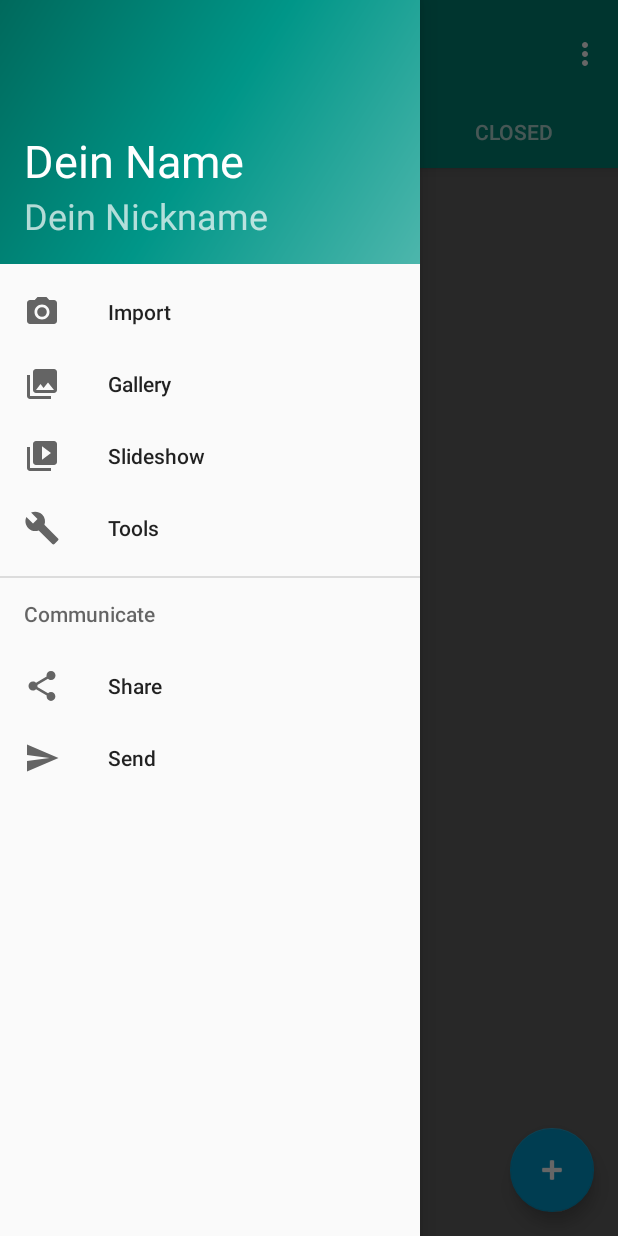
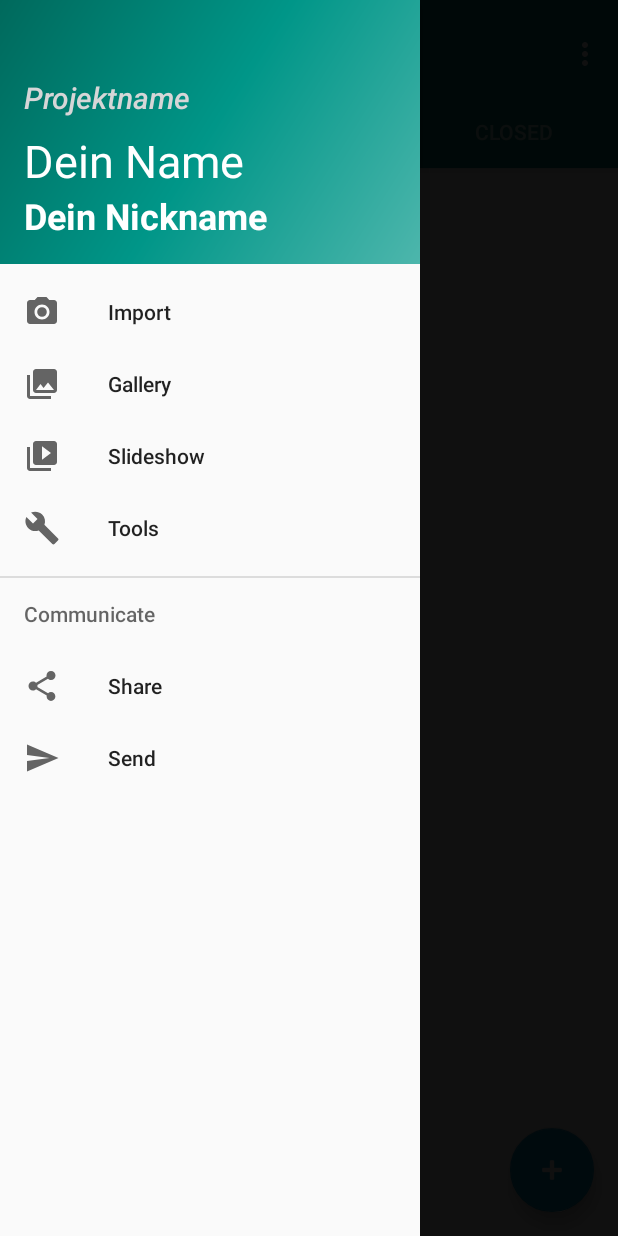
Before and after one commit to rchristoph/UniGoesAgile, an Android app: the MainActivity screen opened directly, with no data from a screen before it, with the side drawer open, on a phone screen of 412 x 824 dp. Run offline under Robolectric (Android 15) with nearby library versions, the phone set to English and light mode, and no system bars; our stand-ins replace Firebase (no records; nobody signed in at launch, a user with empty details on screens opened directly); 6 statements that could not run were skipped.

Commit message:
Small Fixes
Navigation Drawer Fix

```diff
--- a/app/src/main/java/com/Info_DH/sgru_rchr/UniversityGoesAgile/MainActivity.kt
+++ b/app/src/main/java/com/Info_DH/sgru_rchr/UniversityGoesAgile/MainActivity.kt
@@ -12,28 +12,16 @@ import android.support.v4.view.ViewPager
 import android.os.Bundle
 import android.support.v4.view.MenuItemCompat
 import android.support.v7.widget.ShareActionProvider
-import android.view.LayoutInflater
-import android.view.Menu
-import android.view.MenuItem
-import android.view.View
-import android.view.ViewGroup
 import android.widget.Toast
 import com.google.firebase.auth.FirebaseAuth
 import com.google.firebase.database.*
-import android.app.AlertDialog
-import android.app.Dialog
-import android.app.DialogFragment
+
 import android.support.design.widget.NavigationView
 import android.support.v4.view.GravityCompat
 import android.support.v7.app.ActionBarDrawerToggle
-
-
+import android.support.v7.widget.Toolbar
+import android.view.*
 import kotlinx.android.synthetic.main.activity_main.*
-import kotlinx.android.synthetic.main.app_bar_drawer.*
-
-import kotlinx.android.synthetic.main.content_main.*
-
-import kotlinx.android.synthetic.main.fragment_main.view.*
 import kotlinx.android.synthetic.main.nav_header_drawer.*
 
 class MainActivity : AppCompatActivity(), TaskRowListener, NavigationView.OnNavigationItemSelectedListener {
@@ -57,6 +45,9 @@ class MainActivity : AppCompatActivity(), TaskRowListener, NavigationView.OnNavi
     private var mSectionsPagerAdapter: SectionsPagerAdapter? = null
 
     override fun onCreate(savedInstanceState: Bundle?) {
+
+
+
         super.onCreate(savedInstanceState)
         setContentView(R.layout.activity_main)
 
@@ -64,6 +55,9 @@ class MainActivity : AppCompatActivity(), TaskRowListener, NavigationView.OnNavi
 
         _dbprojekt = FirebaseDatabase.getInstance().getReference("Projects")
         _dbuser = FirebaseDatabase.getInstance().getReference("Names")
+
+        val toolbar: Toolbar = findViewById(R.id.toolbar)
+        setSupportActionBar(toolbar)
 
        // setSupportActionBar(toolbar)
         // Create the adapter that will return a fragment for each of the three
@@ -81,14 +75,9 @@ class MainActivity : AppCompatActivity(), TaskRowListener, NavigationView.OnNavi
             val dialog = AddTask.newInstance(title= "Neue Aufgabe hinzufügen", hint = "Name der Aufgabe")
             dialog.show(supportFragmentManager, "editDescription")
 
-
-           // showFooter()
-
     }
 
-    /*    btnAdd!!.setOnClickListener{ view ->
-            addTask()
-        }*/
+
         var _taskListener = object : ValueEventListener {
             //Firebase delivers its data as a dataSnapshot
             override fun onDataChange(dataSnapshot: DataSnapshot) {
@@ -96,6 +85,7 @@ class MainActivity : AppCompatActivity(), TaskRowListener, NavigationView.OnNavi
               //  loadTaskList(dataSnapshot.child("tasks"))
                 toolbar.setTitle(dataSnapshot.child("projectName").value.toString())
                 setSupportActionBar(toolbar)
+                projektname.text = dataSnapshot.child("projectName").value.toString()
             }
             override fun onCancelled(databaseError: DatabaseError) {
                 // Getting Item failed, log a message
@@ -218,7 +208,7 @@ class MainActivity : AppCompatActivity(), TaskRowListener, NavigationView.OnNavi
     override fun onCreateOptionsMenu(menu: Menu?): Boolean {
 
 
-       // menuInflater.inflate(R.menu.drawer, menu)
+        menuInflater.inflate(R.menu.drawer, menu)
 
         menuInflater.inflate(R.menu.menu_main, menu)
 
@@ -244,12 +234,21 @@ class MainActivity : AppCompatActivity(), TaskRowListener, NavigationView.OnNavi
 
         }
         else if (item!!.itemId == R.id.menu_item_share){
+            return super.onOptionsItemSelected(item)
+
         }
 /*        else if (item!!.itemId == R.id.action_settings) {
             return true
         }*/
 
-        return super.onOptionsItemSelected(item)
+        else if (item!!.itemId == R.id.action_settings2 ) {
+              return true
+        }
+            return super.onOptionsItemSelected(item)
+
+
+
+
     }
 
     //Funktion für das TEilen der Prokekt ID
@@ -277,6 +276,7 @@ class MainActivity : AppCompatActivity(), TaskRowListener, NavigationView.OnNavi
                 // Handle the camera action
             }
             R.id.nav_gallery -> {
+                Toast.makeText(this, "KLicken funktioniert", Toast.LENGTH_LONG).show()
 
             }
             R.id.nav_slideshow -> {
@@ -298,33 +298,6 @@ class MainActivity : AppCompatActivity(), TaskRowListener, NavigationView.OnNavi
     }
 
 
-    private fun addMenuItemInNavMenuDrawer() {
-
-       // drawer_layout.
-
-
-
-
-    }
-
-
-/*
-    private void addMenuItemInNavMenuDrawer() {
-    NavigationView navView = (NavigationView) findViewById(R.id.nav_view);
-
-    Menu menu = navView.getMenu();
-    Menu submenu = menu.addSubMenu("New Super SubMenu");
-
-    submenu.add("Super Item1");
-    submenu.add("Super Item2");
-    submenu.add("Super Item3");
-
-    navView.invalidate();
-}
-*/
-
-
-
 
 
 }
--- a/app/src/main/res/layout/activity_main.xml
+++ b/app/src/main/res/layout/activity_main.xml
@@ -8,24 +8,8 @@
         android:layout_height="match_parent"
         android:fitsSystemWindows="true"
         tools:openDrawer="start">
-    <include layout="@layout/content_drawer"
-             android:layout_width="match_parent"
-             android:layout_height="match_parent"/>
-<!--
-    <include
-            layout="@layout/app_bar_drawer"
-            android:layout_width="match_parent"
-            android:layout_height="match_parent"/>
--->
 
-    <android.support.design.widget.NavigationView
-            android:id="@+id/nav_view"
-            android:layout_width="wrap_content"
-            android:layout_height="match_parent"
-            android:layout_gravity="start"
-            android:fitsSystemWindows="true"
-            app:headerLayout="@layout/nav_header_drawer"
-            app:menu="@menu/activity_drawer_drawer"/>
+
 
 
     <android.support.design.widget.CoordinatorLayout xmlns:android="http://schemas.android.com/apk/res/android"
@@ -107,4 +91,28 @@
 
     </android.support.design.widget.CoordinatorLayout>
 
+    <include
+            layout="@layout/app_bar_drawer"
+            android:layout_width="match_parent"
+            android:layout_height="match_parent"/>
+
+    <include layout="@layout/content_drawer"
+             android:layout_width="match_parent"
+             android:layout_height="match_parent"/>
+
+
+
+
+    <android.support.design.widget.NavigationView
+            android:id="@+id/nav_view"
+            android:layout_width="wrap_content"
+            android:layout_height="match_parent"
+            android:layout_gravity="start"
+            android:fitsSystemWindows="true"
+            app:headerLayout="@layout/nav_header_drawer"
+            app:menu="@menu/activity_drawer_drawer"/>
+
+
+
+
 </android.support.v4.widget.DrawerLayout>
--- a/app/src/main/res/layout/nav_header_drawer.xml
+++ b/app/src/main/res/layout/nav_header_drawer.xml
@@ -17,14 +17,24 @@
             android:layout_width="match_parent"
             android:layout_height="wrap_content"
             android:paddingTop="@dimen/nav_header_vertical_spacing"
+            android:text="@string/projektname"
+            android:textAppearance="@android:style/TextAppearance.DeviceDefault.Widget.ActionMode.Title.Inverse"
+            android:id="@+id/projektname"
+            android:textAlignment="viewStart" android:textStyle="italic"
+            android:textColor="@color/calendar_bg"/>
+
+    <TextView
+            android:layout_width="match_parent"
+            android:layout_height="wrap_content"
+            android:paddingTop="@dimen/nav_header_vertical_spacing"
             android:text="@string/dein_name"
             android:textAppearance="@style/TextAppearance.AppCompat.Body1" android:id="@+id/username"
-            android:textSize="30sp"/>
-
+            android:textSize="30sp" android:textColor="@android:color/white" />
     <TextView
             android:layout_width="wrap_content"
             android:layout_height="wrap_content"
             android:text="@string/dein_nickname"
-            android:id="@+id/nickname" android:textSize="24sp"/>
+            android:id="@+id/nickname" android:textSize="24sp" android:textColor="@android:color/white"
+            android:textStyle="bold"/>
 
 </LinearLayout>
--- a/app/src/main/res/menu/activity_drawer_drawer.xml
+++ b/app/src/main/res/menu/activity_drawer_drawer.xml
@@ -7,31 +7,31 @@
         <item
                 android:id="@+id/nav_camera"
                 android:icon="@drawable/ic_menu_camera"
-                android:title="Import"/>
+                android:title="@string/importx"/>
         <item
                 android:id="@+id/nav_gallery"
                 android:icon="@drawable/ic_menu_gallery"
-                android:title="Gallery"/>
+                android:title="@string/gallery"/>
         <item
                 android:id="@+id/nav_slideshow"
                 android:icon="@drawable/ic_menu_slideshow"
-                android:title="Slideshow"/>
+                android:title="@string/slideshow"/>
         <item
                 android:id="@+id/nav_manage"
                 android:icon="@drawable/ic_menu_manage"
-                android:title="Tools"/>
+                android:title="@string/tools"/>
     </group>
 
-    <item android:title="Communicate">
+    <item android:title="@string/communicate">
         <menu>
             <item
                     android:id="@+id/nav_share"
                     android:icon="@drawable/ic_menu_share"
-                    android:title="Share"/>
+                    android:title="@string/share"/>
             <item
                     android:id="@+id/nav_send"
                     android:icon="@drawable/ic_menu_send"
-                    android:title="Send"/>
+                    android:title="@string/send"/>
         </menu>
     </item>
 
--- a/app/src/main/res/menu/drawer.xml
+++ b/app/src/main/res/menu/drawer.xml
@@ -1,8 +1,8 @@
 <?xml version="1.0" encoding="utf-8"?>
 <menu xmlns:android="http://schemas.android.com/apk/res/android"
       xmlns:app="http://schemas.android.com/apk/res-auto">
- <!--   <item android:id="@+id/action_settings2"
+   <item android:id="@+id/action_settings2"
           android:title="@string/action_settings"
           android:orderInCategory="100"
-          app:showAsAction="never"/>-->
+          app:showAsAction="never"/>
 </menu>
--- a/app/src/main/res/values/strings.xml
+++ b/app/src/main/res/values/strings.xml
@@ -43,11 +43,17 @@
     <string name="nav_header_desc">Navigation header</string>
     <string name="dein_name">Dein Name</string>
     <string name="dein_nickname">Dein Nickname</string>
+    <string name="importx">Import</string>
+    <string name="gallery">Gallery</string>
+    <string name="slideshow">Slideshow</string>
+    <string name="tools">Tools</string>
+    <string name="communicate">Communicate</string>
+    <string name="share">Share</string>
+    <string name="send">Send</string>
+    <string name="projektname">Projektname</string>
 
 
-
-
-        <string-array name="city_list">
+    <string-array name="city_list">
             <item>Bangkok</item>
             <item>London</item>
             <item>Paris</item>
```
